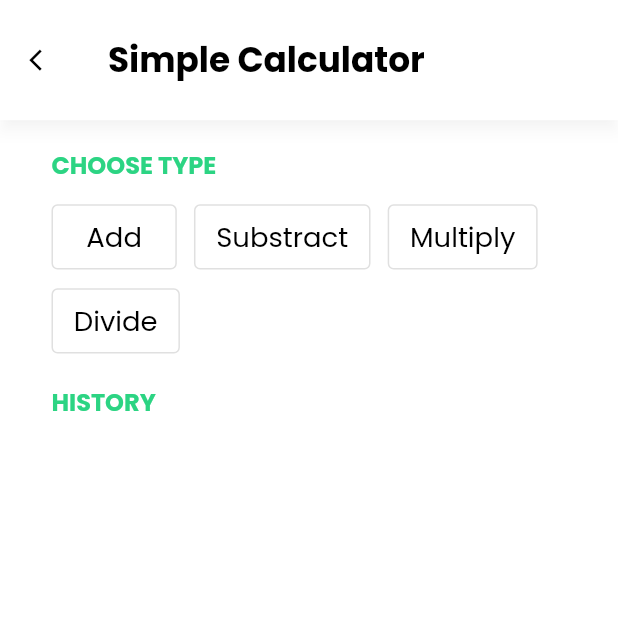
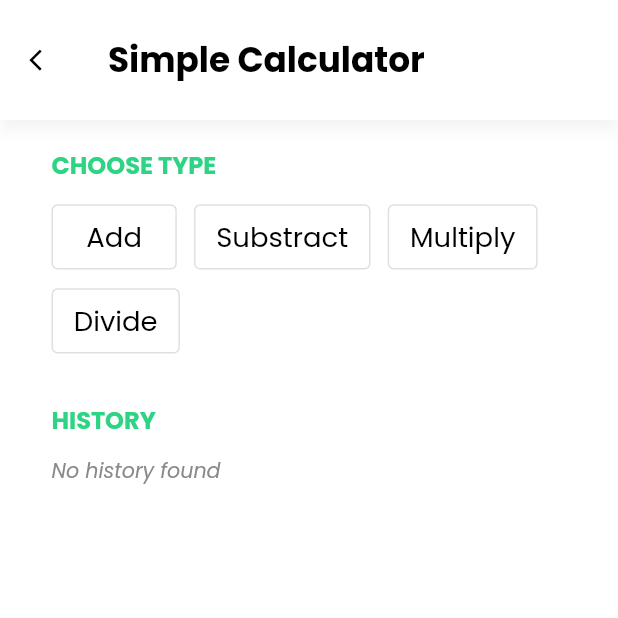
Before and after one commit to mazharaa/playground_news, a Flutter app: the SimpleCalculatorPage screen opened by its route, on a phone screen of 412 x 824 dp, the top half of it. Run offline on Flutter 3.47's test engine with Material 2 defaults, Android fonts, the phone set to English and light mode, and no system bars; our stand-ins replace auto_route, flutter_screenutil, flutter_svg, fluttertoast, google_fonts.

Commit message:
Update Simple Calculator UI
Add vertical space and wording 'No history found' on Simple Calculator UI

```diff
--- a/lib/playground/presentation/simple_calculator/simple_calculator_page.dart
+++ b/lib/playground/presentation/simple_calculator/simple_calculator_page.dart
@@ -44,11 +44,19 @@ class SimpleCalculatorPage extends StatelessWidget {
                 OperationButton(operation: 'Divide'),
               ],
             ),
-            UiHelper.verticalSpace(15),
+            UiHelper.verticalSpace(25),
             Text(
               'HISTORY',
               style: context.textTheme.headlineMedium?.copyWith(
                 color: ColorConst.green,
+              ),
+            ),
+            UiHelper.verticalSpace(10),
+            Text(
+              'No history found',
+              style: context.textTheme.bodySmall?.copyWith(
+                color: ColorConst.grey,
+                fontStyle: FontStyle.italic,
               ),
             ),
           ],
```
